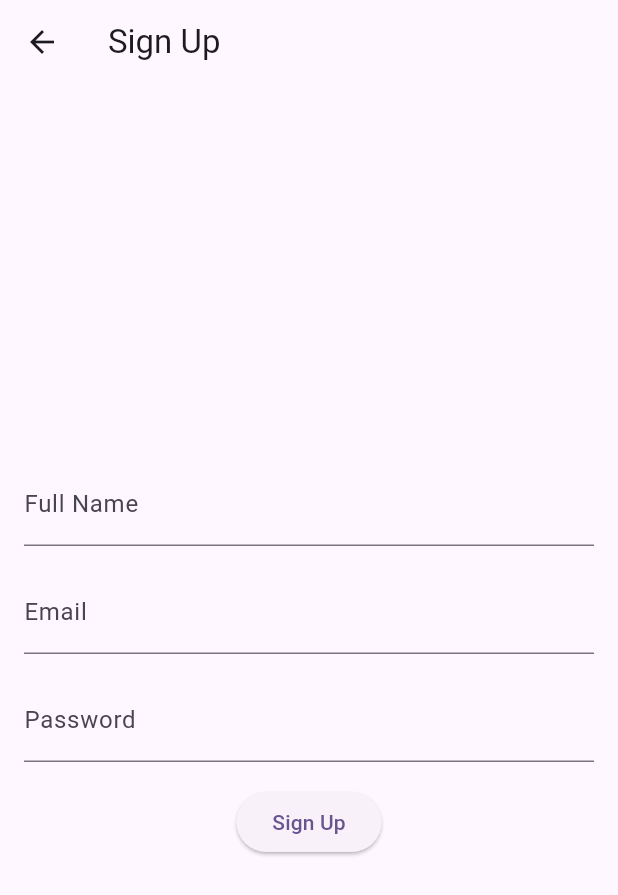
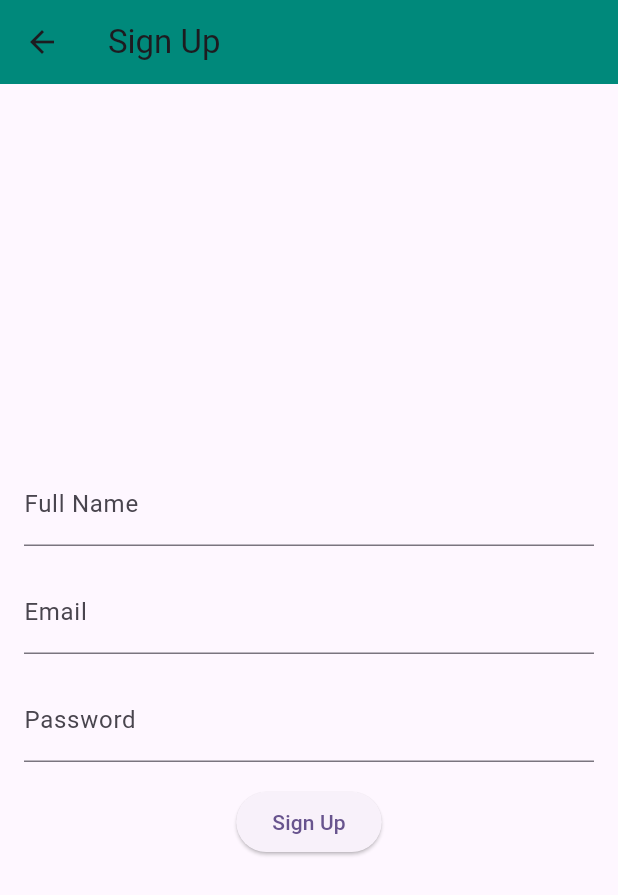
Before and after one commit to NeilBanerjee2002/veranco, a Flutter app: the SignUpScreen screen opened directly, on a phone screen of 412 x 824 dp. Shown: the top 895 px of the screen. Run offline on Flutter 3.47's test engine with Material 3 defaults, Android fonts, the phone set to English and light mode, and no system bars.

Commit message:
app bar color added for sign up screen

```diff
--- a/lib/screens/sign_up_screen.dart
+++ b/lib/screens/sign_up_screen.dart
@@ -1,4 +1,5 @@
 import 'package:flutter/material.dart';
+import 'package:veranco/utils/colors.dart';
 
 class SignUpScreen extends StatefulWidget {
   const SignUpScreen({Key? key}) : super(key: key);
@@ -16,6 +17,7 @@ class _SignUpScreenState extends State<SignUpScreen> {
   Widget build(BuildContext context) {
     return Scaffold(
       appBar: AppBar(
+        backgroundColor: primaryColor,
         title: Text('Sign Up'),
       ),
       body: Padding(
```
